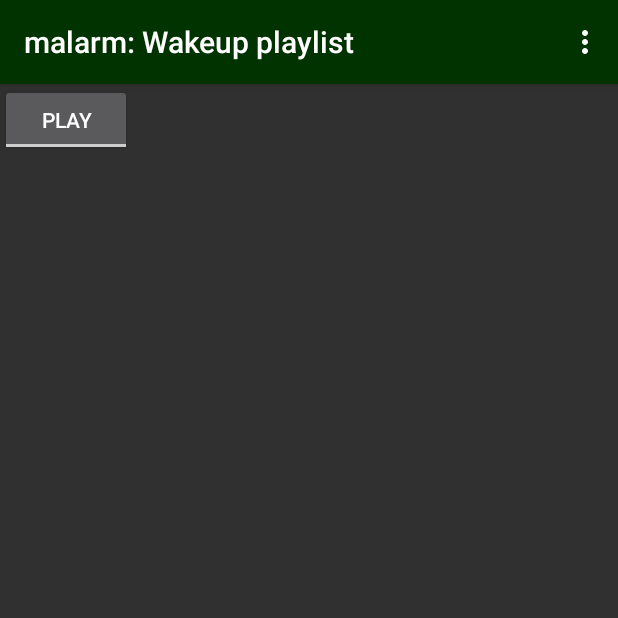
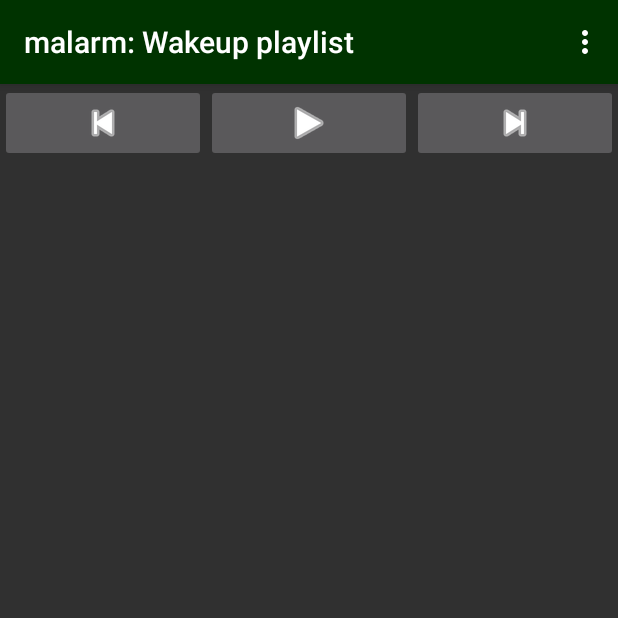
Before and after one commit to mamewotoko/malarm, an Android app: the PlaylistViewer screen opened directly, with no data from a screen before it, on a phone screen of 412 x 824 dp, the top half of it. Run offline under Robolectric (Android 15) with nearby library versions, the phone set to English and light mode, and no system bars; 6 statements that could not run were skipped.

Commit message:
add controls to playlist view

```diff
--- a/app/src/main/java/com/mamewo/malarm24/PlaylistViewer.java
+++ b/app/src/main/java/com/mamewo/malarm24/PlaylistViewer.java
@@ -23,7 +23,7 @@ import android.widget.ArrayAdapter;
 import android.widget.ImageView;
 import android.widget.ListView;
 import android.widget.TextView;
-import android.widget.ToggleButton;
+import android.widget.ImageButton;
 
 import com.mamewo.malarm24.MalarmPlayerService.PlayerStateListener;
 
@@ -38,13 +38,16 @@ public final class PlaylistViewer
         OnItemClickListener,
         OnClickListener,
         ServiceConnection,
-        PlayerStateListener {
+        PlayerStateListener
+{
     private ListView listView_;
     //private ArrayAdapter<String> adapter_;
     private MusicAdapter adapter_;
     private M3UPlaylist playlist_;
     private MalarmPlayerService player_;
-    private ToggleButton playButton_;
+    private ImageButton playButton_;
+    private ImageButton previousButton_;
+    private ImageButton nextButton_;
 
     //R.array.tune_operation
     static private final int UP_INDEX = 0;
@@ -62,9 +65,13 @@ public final class PlaylistViewer
         listView_.setLongClickable(true);
         listView_.setOnItemLongClickListener(this);
         listView_.setOnItemClickListener(this);
-        playButton_ = (ToggleButton) findViewById(R.id.play_button);
+        playButton_ = (ImageButton) findViewById(R.id.play_button);
         playButton_.setOnClickListener(this);
-        playButton_.setEnabled(false);
+        previousButton_ = (ImageButton) findViewById(R.id.previous_button);
+        previousButton_.setOnClickListener(this);
+        nextButton_ = (ImageButton) findViewById(R.id.next_button);
+        nextButton_.setOnClickListener(this);
+
         player_ = null;
         Intent i = getIntent();
         playlistName_ = i.getStringExtra("playlist");
@@ -89,7 +96,8 @@ public final class PlaylistViewer
                 try {
                     playlist_.save();
                     MalarmActivity.showMessage(this, getString(R.string.saved));
-                } catch (IOException e) {
+                }
+                catch (IOException e) {
                     MalarmActivity.showMessage(this, getString(R.string.failed) + ": " + e.getMessage());
                 }
                 break;
@@ -217,9 +225,11 @@ public final class PlaylistViewer
             titleID = R.string.sleep_playlist_viewer_title;
         }
         else {
+            Log.d(TAG, "wakeup before: "+MalarmPlayerService.wakeupPlaylist_);
             if (null == MalarmPlayerService.wakeupPlaylist_) {
                 player_.loadPlaylist();
             }
+            Log.d(TAG, "wakeup after: "+MalarmPlayerService.wakeupPlaylist_);
             playlist_ = MalarmPlayerService.wakeupPlaylist_;
             titleID = R.string.wakeup_playlist_viewer_title;
         }
@@ -243,7 +253,14 @@ public final class PlaylistViewer
 
     private void updateUI() {
         if (null != player_) {
-            playButton_.setChecked(player_.isPlaying());
+            if(player_.isPlaying()){
+                playButton_.setImageResource(android.R.drawable.ic_media_pause);
+                playButton_.setContentDescription(getString(R.string.pause_button_desc));
+            }
+            else {
+                playButton_.setImageResource(android.R.drawable.ic_media_play);
+                playButton_.setContentDescription(getString(R.string.play_button_desc));
+            }
         }
         adapter_.notifyDataSetChanged();
     }
@@ -262,6 +279,12 @@ public final class PlaylistViewer
                 player_.playMusic();
             }
         }
+        else if(view == previousButton_){
+            player_.playPrevious();
+        }
+        else if(view == nextButton_){
+            player_.playNext();
+        }
     }
 
     @Override
--- a/app/src/main/res/layout/playlist_viewer.xml
+++ b/app/src/main/res/layout/playlist_viewer.xml
@@ -8,12 +8,38 @@
         android:layout_width="match_parent"
         android:layout_height="wrap_content">
 
-        <ToggleButton
+      <LinearLayout
+          android:id="@+id/linearLayout_contbutton"
+          android:layout_width="fill_parent"
+          android:layout_height="wrap_content"
+          android:orientation="horizontal"
+          >
+        <ImageButton
+            android:id="@+id/previous_button"
+            android:layout_width="0dp"
+            android:layout_height="fill_parent"
+            android:layout_weight="25"
+            android:contentDescription="@string/previous_button_desc"
+            android:src="@android:drawable/ic_media_previous"
+            android:tint="#fff" />
+        <ImageButton
             android:id="@+id/play_button"
-            android:layout_width="wrap_content"
-            android:layout_height="wrap_content"
-            android:textOff="@string/play"
-            android:textOn="@string/pause" />
+            android:layout_width="0dp"
+            android:layout_height="fill_parent"
+            android:layout_weight="25"
+            android:contentDescription="@string/play_button_desc"
+            android:src="@android:drawable/ic_media_play"
+            android:tint="#fff" />
+        <ImageButton
+            android:id="@+id/next_button"
+            android:layout_width="0dp"
+            android:layout_height="fill_parent"
+            android:layout_weight="25"
+            android:contentDescription="@string/next_button_desc"
+            android:src="@android:drawable/ic_media_next"
+            android:tint="#fff" />
+      </LinearLayout>
+
 
     </LinearLayout>
     <ListView
```
Also changed, not shown: app/src/main/java/com/mamewo/malarm24/M3UPlaylist.java (+26 -7 lines), app/src/main/java/com/mamewo/malarm24/MalarmPlayerService.java (+12 -8 lines).
